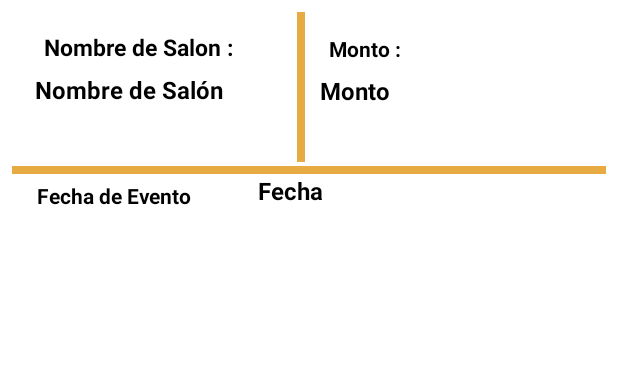
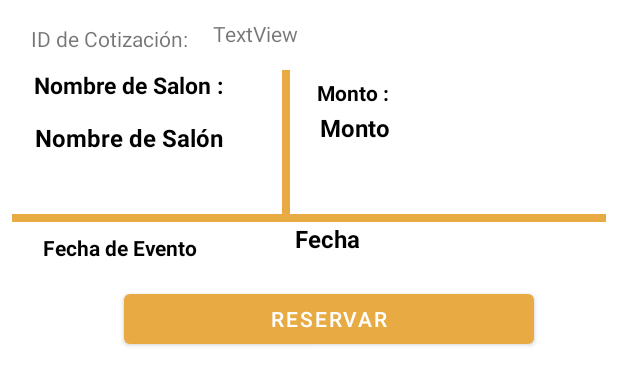
Before and after one commit to abelgomezc/SalonDeEventosM5AMovil, an Android app: the layout item_cotizacion.xml on its own in the app's theme, with its tools: preview values and no code run, on a phone screen of 412 x 824 dp. Shown: the top 385 px of the screen. Run offline under Robolectric (Android 15) with nearby library versions, the phone set to English and light mode, and no system bars; network calls fail; Roboto replaces fonts that are not available here.

Commit message:
agragar boton para reserva en lista

```diff
--- a/app/src/main/res/layout/item_cotizacion.xml
+++ b/app/src/main/res/layout/item_cotizacion.xml
@@ -17,10 +17,10 @@
         android:textStyle="bold"
         app:layout_constraintBottom_toTopOf="@+id/nombreSalonTextView"
         app:layout_constraintEnd_toEndOf="parent"
-        app:layout_constraintHorizontal_bias="0.079"
+        app:layout_constraintHorizontal_bias="0.055"
         app:layout_constraintStart_toStartOf="parent"
         app:layout_constraintTop_toTopOf="parent"
-        app:layout_constraintVertical_bias="0.64" />
+        app:layout_constraintVertical_bias="0.735" />
 
     <View
         android:layout_width="match_parent"
@@ -31,17 +31,51 @@
         app:layout_constraintVertical_bias="0.0"
         tools:layout_editor_absoluteX="-19dp" />
 
+    <TextView
+        android:id="@+id/textView12"
+        android:layout_width="116dp"
+        android:layout_height="23dp"
+        android:layout_marginTop="8dp"
+        android:text="ID de Cotización:"
+        app:layout_constraintEnd_toStartOf="@+id/textViewIdCotizacion"
+        app:layout_constraintHorizontal_bias="0.695"
+        app:layout_constraintStart_toStartOf="parent"
+        app:layout_constraintTop_toTopOf="parent" />
+
+    <TextView
+        android:id="@+id/textViewIdCotizacion"
+        android:layout_width="78dp"
+        android:layout_height="22dp"
+        android:layout_marginEnd="184dp"
+        android:layout_marginBottom="12dp"
+        android:text="TextView"
+        app:layout_constraintBottom_toTopOf="@+id/view2"
+        app:layout_constraintEnd_toEndOf="parent"
+        app:layout_constraintTop_toTopOf="parent"
+        app:layout_constraintVertical_bias="1.0" />
+
+    <Button
+        android:id="@+id/btnReservar"
+        android:layout_width="273dp"
+        android:layout_height="45dp"
+        android:text="Reservar"
+        app:layout_constraintBottom_toBottomOf="parent"
+        app:layout_constraintEnd_toEndOf="parent"
+        app:layout_constraintHorizontal_bias="0.608"
+        app:layout_constraintStart_toStartOf="parent" />
+
     <View
+        android:id="@+id/view2"
         android:layout_width="5dp"
         android:layout_height="100dp"
+
         android:background="@color/colo1"
-
         app:layout_constraintBottom_toBottomOf="parent"
         app:layout_constraintEnd_toEndOf="parent"
-        app:layout_constraintHorizontal_bias="0.487"
+        app:layout_constraintHorizontal_bias="0.46"
         app:layout_constraintStart_toStartOf="parent"
         app:layout_constraintTop_toTopOf="parent"
-        app:layout_constraintVertical_bias="0.0" />
+        app:layout_constraintVertical_bias="0.302" />
 
     <TextView
         android:id="@+id/nombreSalonTextView"
@@ -72,16 +106,16 @@
         android:textStyle="bold"
         app:layout_constraintBottom_toBottomOf="parent"
         app:layout_constraintEnd_toEndOf="parent"
-        app:layout_constraintHorizontal_bias="0.646"
+        app:layout_constraintHorizontal_bias="0.622"
         app:layout_constraintStart_toStartOf="parent"
         app:layout_constraintTop_toTopOf="parent"
-        app:layout_constraintVertical_bias="0.111"
+        app:layout_constraintVertical_bias="0.214"
         tools:ignore="MissingConstraints" />
 
     <TextView
         android:id="@+id/textView10"
-        android:layout_width="111dp"
-        android:layout_height="30dp"
+        android:layout_width="116dp"
+        android:layout_height="42dp"
 
         android:text="Fecha de Evento"
         android:textColor="@color/black"
@@ -89,10 +123,10 @@
         android:textStyle="bold"
         app:layout_constraintBottom_toBottomOf="parent"
         app:layout_constraintEnd_toStartOf="@+id/fechaTextView"
-        app:layout_constraintHorizontal_bias="0.321"
+        app:layout_constraintHorizontal_bias="0.283"
         app:layout_constraintStart_toStartOf="parent"
         app:layout_constraintTop_toBottomOf="@+id/nombreSalonTextView"
-        app:layout_constraintVertical_bias="0.466"
+        app:layout_constraintVertical_bias="0.241"
         tools:ignore="MissingConstraints" />
 
     <TextView
@@ -104,10 +138,10 @@
         android:textStyle="bold"
         app:layout_constraintBottom_toBottomOf="parent"
         app:layout_constraintEnd_toEndOf="parent"
-        app:layout_constraintHorizontal_bias="0.871"
+        app:layout_constraintHorizontal_bias="1.0"
         app:layout_constraintStart_toStartOf="parent"
         app:layout_constraintTop_toTopOf="parent"
-        app:layout_constraintVertical_bias="0.931"
+        app:layout_constraintVertical_bias="0.742"
         tools:text="Fecha" />
 
     <TextView
```
Also changed, not shown: app/src/main/AndroidManifest.xml (+7 -0 lines), app/src/main/java/xyz/abelgomez/navigationdrawer/TusCotizacionesFragment.java (+12 -0 lines), app/src/main/java/xyz/abelgomez/navigationdrawer/adapters/AdapterCotizaciones.java (+23 -1 lines), app/src/main/java/xyz/abelgomez/navigationdrawer/pruebaActivity2.java (added, +24 -0 lines), app/src/main/res/layout/activity_prueba2.xml (added, +18 -0 lines), app/src/main/res/layout/fragment_about.xml (+19 -55 lines).
